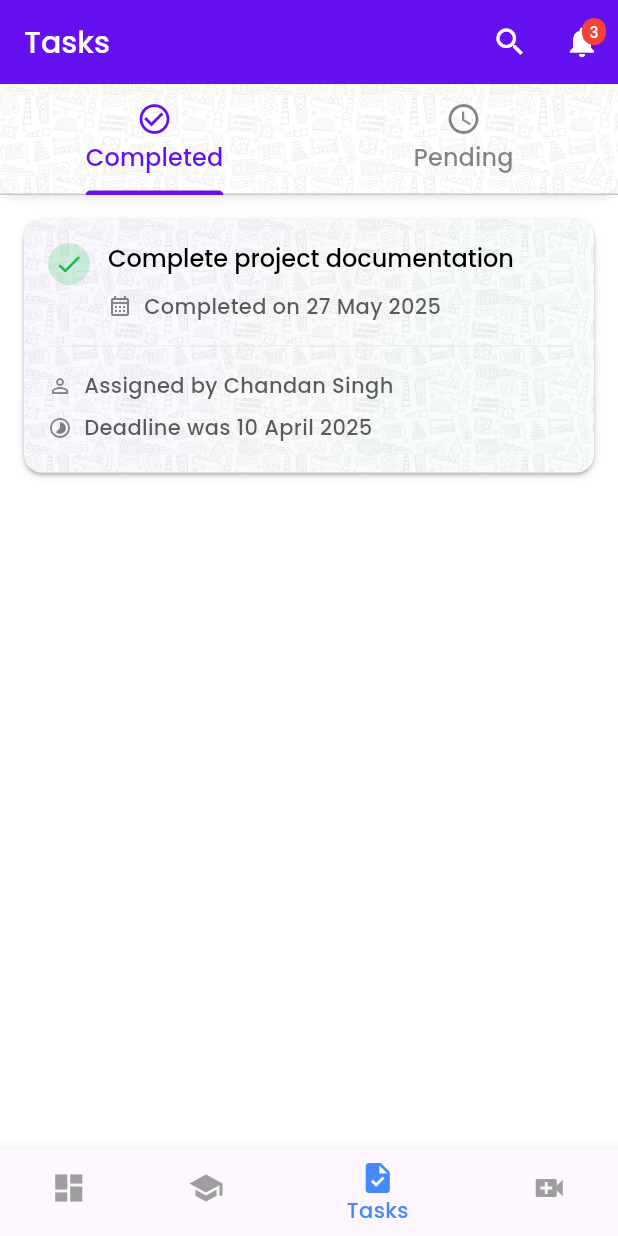
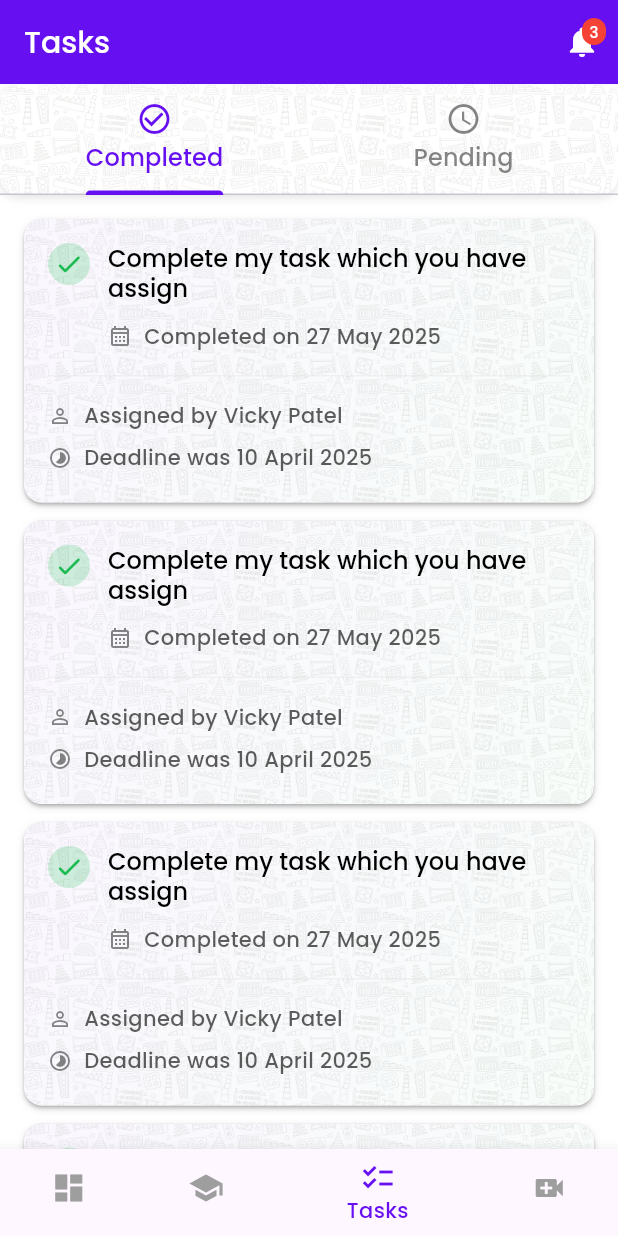
Before and after one commit to vickypatelofficial/zinggerr, a Flutter app: the screen it shows after launch, item 3 of the bottom bar chosen, on a phone screen of 412 x 824 dp. Run offline on Flutter 3.47's test engine with Material 3 defaults, Android fonts, the phone set to English and light mode, and no system bars; our stand-ins replace country_picker, flutter_bloc, pinput; network calls fail.

Commit message:
code bottombar icon

```diff
--- a/lib/screens/bottom_bar_screen.dart
+++ b/lib/screens/bottom_bar_screen.dart
@@ -1,7 +1,9 @@
 import 'package:flutter/material.dart';
+import 'package:zinggerr/config/app_colors.dart';
 import 'package:zinggerr/screens/dashboard/dashboard_screen.dart';
 import 'package:zinggerr/screens/montessari/montessari_training_screen.dart';
 import 'package:zinggerr/screens/task/task_screen.dart';
+import 'package:zinggerr/widgets/custom_background_widget.dart';
 import 'package:zinggerr/widgets/custom_status_bar_widget.dart';
 
 class BottomNavScreen extends StatefulWidget {
@@ -18,7 +20,11 @@ class _BottomNavScreenState extends State<BottomNavScreen> {
     const DashboardScreen(), // DashboardScreen(),
     const MontessoriTrainingScreen(), // MontessoriTrainingScreen(),
     const TaskScreen(), // TasksScreen(),
-    const Placeholder(), // OnlineClassesScreen(),
+    Container(
+      child: Center(
+        child: Text('Working...'),
+      ),
+    ), // OnlineClassesScreen(),
   ];
 
   @override
@@ -26,8 +32,9 @@ class _BottomNavScreenState extends State<BottomNavScreen> {
     return Scaffold(
       body: _screens[_currentIndex],
       bottomNavigationBar: BottomNavigationBar(
+        backgroundColor: AppColors.white,
         currentIndex: _currentIndex,
-        selectedItemColor: Colors.blueAccent,
+        selectedItemColor: AppColors.primaryColor,
         unselectedItemColor: Colors.grey,
         onTap: (index) => setState(() => _currentIndex = index),
         items: const [
@@ -40,12 +47,12 @@ class _BottomNavScreenState extends State<BottomNavScreen> {
             label: 'Training',
           ),
           BottomNavigationBarItem(
-            icon: Icon(Icons.task),
+            icon: Icon(Icons.checklist),
             label: 'Tasks',
           ),
           BottomNavigationBarItem(
             icon: Icon(Icons.video_call),
-            label: 'Online Classes',
+            label: 'Video Conferenece',
           ),
         ],
       ),
--- a/lib/screens/task/task_screen.dart
+++ b/lib/screens/task/task_screen.dart
@@ -16,29 +16,90 @@ class _TaskScreenState extends State<TaskScreen>
   late TabController _tabController;
   final List<Map<String, dynamic>> _completedTasks = [
     {
-      'id': '1',
-      'title': 'Complete project documentation',
-      // 'description': 'Write detailed documentation for the new features',
+      'title': 'Complete my task which you have assign',
       'deadline': '10 April 2025',
       'completedDate': '27 May 2025',
-      'assignBy': 'Chandan Singh',
+      'assignBy': 'Vicky Patel',
+      'status': 'Completed',
+    },
+    {
+      'title': 'Complete my task which you have assign',
+      'deadline': '10 April 2025',
+      'completedDate': '27 May 2025',
+      'assignBy': 'Vicky Patel',
+      'status': 'Completed',
+    },
+    {
+      'title': 'Complete my task which you have assign',
+      'deadline': '10 April 2025',
+      'completedDate': '27 May 2025',
+      'assignBy': 'Vicky Patel',
+      'status': 'Completed',
+    },
+    {
+      'title': 'Complete my task which you have assign',
+      'deadline': '10 April 2025',
+      'completedDate': '27 May 2025',
+      'assignBy': 'Vicky Patel',
+      'status': 'Completed',
+    },
+    {
+      'title': 'Complete my task which you have assign',
+      'deadline': '10 April 2025',
+      'completedDate': '27 May 2025',
+      'assignBy': 'Vicky Patel',
+      'status': 'Completed',
+    },
+    {
+      'title': 'Complete my task which you have assign',
+      'deadline': '10 April 2025',
+      'completedDate': '27 May 2025',
+      'assignBy': 'Vicky Patel',
       'status': 'Completed',
     },
   ];
 
   final List<Map<String, dynamic>> _pendingTasks = [
     {
-      'id': '2',
-      'title': 'Implement user authentication',
+      'title': 'Submit remaining assignment of all subjects',
       'deadline': '07 April 2025',
-      'assignBy': 'Chandan Singh',
+      'assignBy': 'Vicky Patel',
       'status': 'Pending',
     },
     {
-      'id': '3',
-      'title': 'Fix navigation bugs',
-      'deadline': '15 April 2025',
-      'assignBy': 'Rahul Sharma',
+      'title': 'Submit remaining assignment of all subjects',
+      'deadline': '07 April 2025',
+      'assignBy': 'Vicky Patel',
+      'status': 'Pending',
+    },
+    {
+      'title': 'Submit remaining assignment of all subjects',
+      'deadline': '07 April 2025',
+      'assignBy': 'Vicky Patel',
+      'status': 'Pending',
+    },
+    {
+      'title': 'Submit remaining assignment of all subjects',
+      'deadline': '07 April 2025',
+      'assignBy': 'Vicky Patel',
+      'status': 'Pending',
+    },
+    {
+      'title': 'Submit remaining assignment of all subjects',
+      'deadline': '07 April 2025',
+      'assignBy': 'Vicky Patel',
+      'status': 'Pending',
+    },
+    {
+      'title': 'Submit remaining assignment of all subjects',
+      'deadline': '07 April 2025',
+      'assignBy': 'Vicky Patel',
+      'status': 'Pending',
+    },
+    {
+      'title': 'Submit remaining assignment of all subjects',
+      'deadline': '07 April 2025',
+      'assignBy': 'Vicky Patel',
       'status': 'Pending',
     },
   ];
@@ -60,7 +121,6 @@ class _TaskScreenState extends State<TaskScreen>
     return Scaffold(
       appBar: CustomAppBar(
         title: 'Tasks',
-        showSearchDialog: () {},
         showNotifications: (BuildContext) {},
         notificationCount: 3,
       ),
@@ -73,7 +133,6 @@ class _TaskScreenState extends State<TaskScreen>
               controller: _tabController,
               indicatorColor: AppColors.primaryColor,
               labelColor: AppColors.primaryColor,
-              // ignore: deprecated_member_use
               unselectedLabelColor: AppColors.textColor.withOpacity(0.6),
               tabs: const [
                 Tab(
@@ -92,15 +151,12 @@ class _TaskScreenState extends State<TaskScreen>
             child: TabBarView(
               controller: _tabController,
               children: [
-                // Completed Tasks Tab
                 CompletedTasksList(
                   tasks: _completedTasks,
                 ),
-                // Pending Tasks Tab
                 PendingTasksList(
                   tasks: _pendingTasks,
                   onComplete: (task) {
-                    // Handle task completion logic here
                   },
                 ),
               ],
--- a/lib/widgets/custom_app_bar.dart
+++ b/lib/widgets/custom_app_bar.dart
@@ -4,25 +4,29 @@ import 'package:zinggerr/screens/notification/notification_screen.dart';
 
 class CustomAppBar extends StatelessWidget implements PreferredSizeWidget {
   final VoidCallback? onMenuPressed;
-  final VoidCallback? showSearchDialog;
-  final void Function(BuildContext) showNotifications;
-  final int notificationCount;
+  final void Function(BuildContext)? showNotifications;
+  final int? notificationCount;
   final String? title;
   final PreferredSizeWidget? bottom;
+  final List<Widget>? actions;
 
   const CustomAppBar({
     Key? key,
     this.onMenuPressed,
-    this.showSearchDialog,
-    required this.showNotifications,
-    required this.notificationCount,
+    this.showNotifications,
+    this.notificationCount,
     this.title,
     this.bottom,
+    this.actions,
   }) : super(key: key);
 
   @override
   Widget build(BuildContext context) {
     return AppBar(
+      actionsIconTheme: IconThemeData(color: AppColors.white),
+      iconTheme: const IconThemeData(
+          color: AppColors.white // Change this to your desired color
+          ),
       backgroundColor: AppColors.primaryColor,
       elevation: 0,
       leading: onMenuPressed != null
@@ -37,22 +41,22 @@ class CustomAppBar extends StatelessWidget implements PreferredSizeWidget {
                 fontSize: 20,
               )),
       bottom: bottom,
-      actions: [
-        if (showSearchDialog != null)
-          IconButton(
-            icon: const Icon(Icons.search, color: Colors.white),
-            onPressed: showSearchDialog,
-          ),
+      actions: actions ??
+          [
+
+            if (showNotifications != null)
               Stack(
                 children: [
                   IconButton(
-                icon: const Icon(Icons.notifications, color: Colors.white),
+                      icon:
+                          const Icon(Icons.notifications, color: Colors.white),
                       onPressed: () {
-                  Navigator.push(context, MaterialPageRoute(builder: (context) {
+                        Navigator.push(context,
+                            MaterialPageRoute(builder: (context) {
                           return NotificationsScreen();
                         }));
                       }),
-            if (notificationCount > 0)
+                  if (notificationCount != null && notificationCount! > 0)
                     Positioned(
                       right: 8,
                       top: 8,
```
Also changed, not shown: lib/screens/dashboard/dashboard_custom_widgets.dart (+5 -4 lines), lib/screens/dashboard/dashboard_screen.dart (+8 -7 lines), lib/screens/dashboard/todolist_screen.dart (added, +235 -0 lines), lib/screens/montessari/montessari_training_screen.dart (+15 -28 lines), lib/screens/notification/notification_custom_widgets.dart (added, +99 -0 lines), lib/screens/notification/notification_screen.dart (+66 -123 lines), 4 other files. Lines whose indentation alone changed are shown as unchanged.
